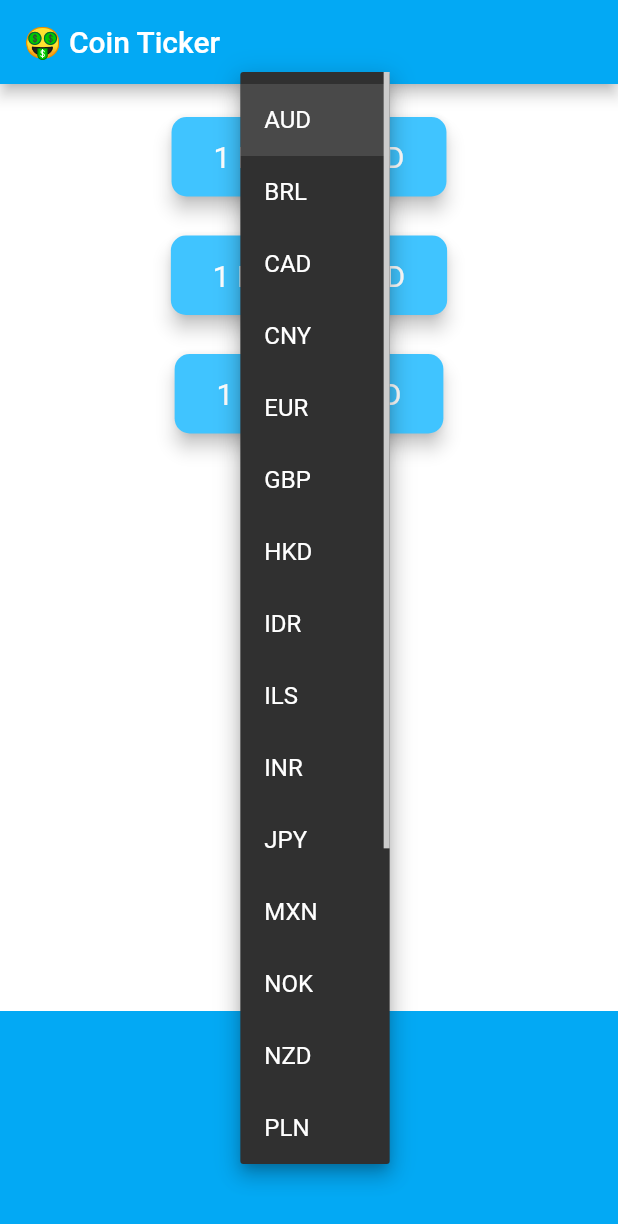
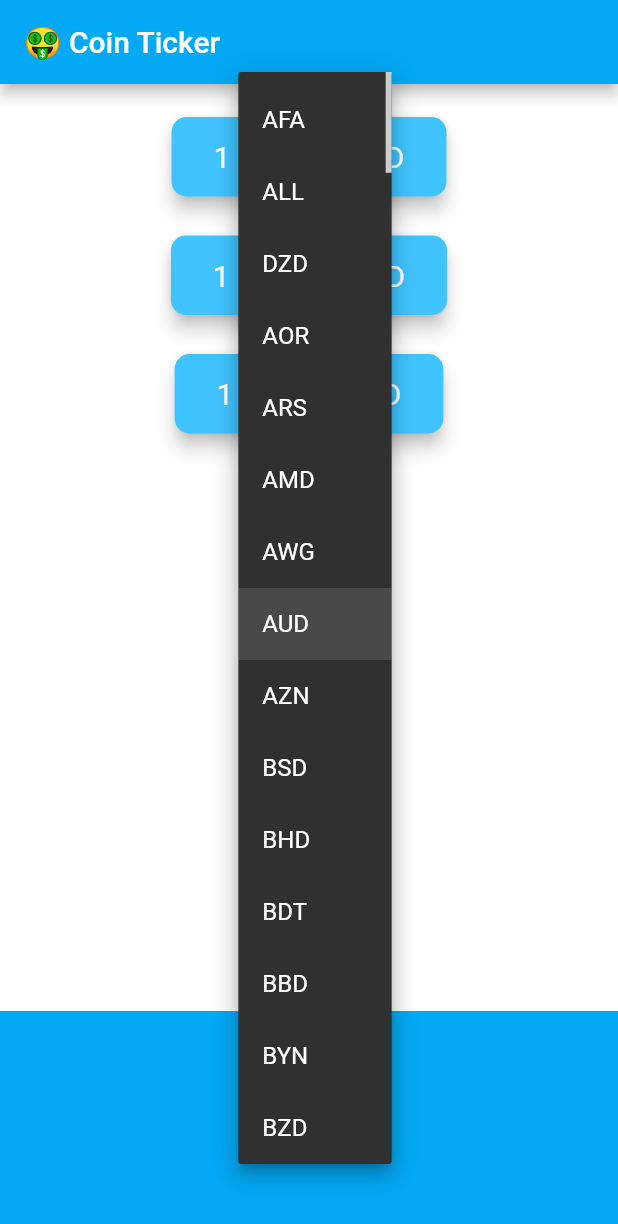
Before and after one commit to zexes/bitcoin_ticker, a Flutter app: the screen it shows after launch, after a tap on "AUD", on a phone screen of 412 x 824 dp. Shown: the top 1224 px of the screen. Run offline on Flutter 3.47's test engine with Material 2 defaults, Android fonts, the phone set to English and light mode, and no system bars; network calls fail.

Commit message:
added extra country codes

```diff
--- a/lib/coin_data.dart
+++ b/lib/coin_data.dart
@@ -1,27 +1,170 @@
 import 'network/networking.dart';
 
 const List<String> currenciesList = [
+  'AFA',
+  'ALL',
+  'DZD',
+  'AOR',
+  'ARS',
+  'AMD',
+  'AWG',
   'AUD',
+  'AZN',
+  'BSD',
+  'BHD',
+  'BDT',
+  'BBD',
+  'BYN',
+  'BZD',
+  'BMD',
+  'BTN',
+  'BOB',
+  'BWP',
   'BRL',
+  'GBP',
+  'BND',
+  'BGN',
+  'BIF',
+  'KHR',
   'CAD',
+  'CVE',
+  'KYD',
+  'XOF',
+  'XAF',
+  'XPF',
+  'CLP',
   'CNY',
+  'COP',
+  'KMF',
+  'CDF',
+  'CRC',
+  'HRK',
+  'CUP',
+  'CZK',
+  'DKK',
+  'DJF',
+  'DOP',
+  'XCD',
+  'EGP',
+  'SVC',
+  'ERN',
+  'EEK',
+  'ETB',
   'EUR',
-  'GBP',
+  'FKP',
+  'FJD',
+  'GMD',
+  'GEL',
+  'GHS',
+  'GIP',
+  'XAU',
+  'XFO',
+  'GTQ',
+  'GNF',
+  'GYD',
+  'HTG',
+  'HNL',
   'HKD',
+  'HUF',
+  'ISK',
+  'XDR',
+  'INR',
   'IDR',
+  'IRR',
+  'IQD',
   'ILS',
-  'INR',
+  'JMD',
   'JPY',
+  'JOD',
+  'KZT',
+  'KES',
+  'KWD',
+  'KGS',
+  'LAK',
+  'LVL',
+  'LBP',
+  'LSL',
+  'LRD',
+  'LYD',
+  'LTL',
+  'MOP',
+  'MKD',
+  'MGA',
+  'MWK',
+  'MYR',
+  'MVR',
+  'MRO',
+  'MUR',
   'MXN',
+  'MDL',
+  'MNT',
+  'MAD',
+  'MZN',
+  'MMK',
+  'NAD',
+  'NPR',
+  'ANG',
+  'NZD',
+  'NIO',
+  'NGN',
+  'KPW',
   'NOK',
-  'NZD',
+  'OMR',
+  'PKR',
+  'XPD',
+  'PAB',
+  'PGK',
+  'PYG',
+  'PEN',
+  'PHP',
+  'XPT',
   'PLN',
+  'QAR',
   'RON',
   'RUB',
+  'RWF',
+  'SHP',
+  'WST',
+  'STD',
+  'SAR',
+  'RSD',
+  'SCR',
+  'SLL',
+  'XAG',
+  'SGD',
+  'SBD',
+  'SOS',
+  'ZAR',
+  'KRW',
+  'LKR',
+  'SDG',
+  'SRD',
+  'SZL',
   'SEK',
-  'SGD',
+  'CHF',
+  'SYP',
+  'TWD',
+  'TJS',
+  'TZS',
+  'THB',
+  'TOP',
+  'TTD',
+  'TND',
+  'TRY',
+  'TMT',
+  'AED',
+  'UGX',
+  'XFU',
+  'UAH',
+  'UYU',
   'USD',
-  'ZAR'
+  'UZS',
+  'VUV',
+  'VEF',
+  'VND',
+  'YER',
+  'ZMK',
+  'ZWL'
 ];
 
 const List<String> cryptoList = [
```
